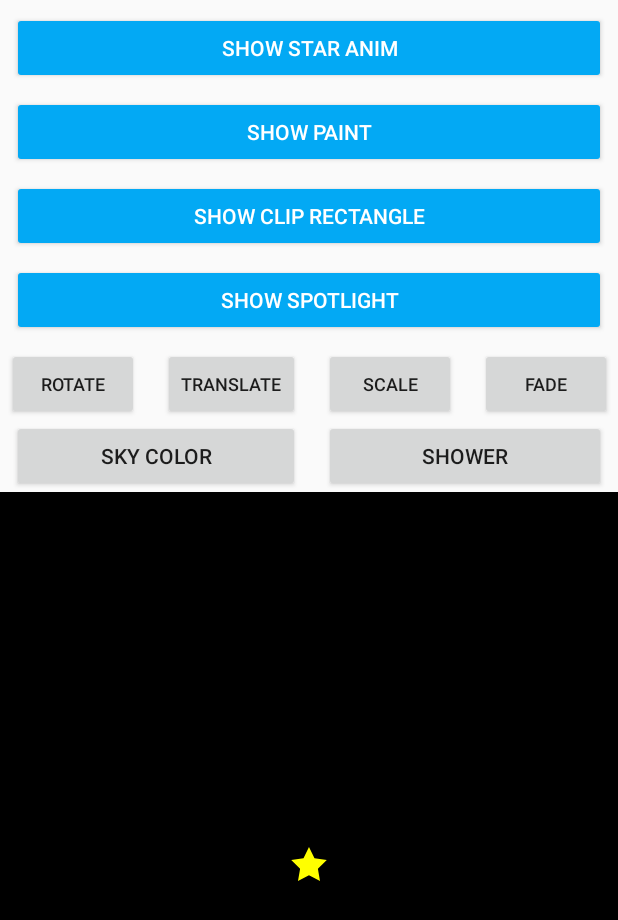
After one commit to zac4j/view-component, an Android app: the fragment StarAnimFragment placed in its activity, on a phone screen of 412 x 824 dp. The commit adds this screen. Shown: the top 920 px of the screen. Run offline under Robolectric (Android 15) with nearby library versions, the phone set to English and light mode, and no system bars; our stand-ins replace data binding.

Commit message:
[feature] add star property animation

```diff
--- a/app/src/main/java/com/zac4j/sample/MainActivity.kt
+++ b/app/src/main/java/com/zac4j/sample/MainActivity.kt
@@ -23,11 +23,9 @@ class MainActivity : AppCompatActivity(), OnClickListener {
   override fun onClick(view: View) {
     var fragment: Fragment? = supportFragmentManager.findFragmentById(id.main_container)
     when (view.id) {
-      //id.main_btn_show_badge -> {
-//        val badgeView = BadgeView(this@MainActivity, mContentTextView)
-//        badgeView.increment(10)
-//        badgeView.show()
-      //}
+      id.main_btn_show_star_anim -> {
+        fragment = StarAnimFragment()
+      }
       id.main_btn_show_paint -> {
         if (fragment is CustomViewFragment && fragment.getViewType() == CustomViewFragment.VIEW_TYPE_MINI_PAINT) {
           return
--- /dev/null
+++ b/app/src/main/java/com/zac4j/sample/StarAnimFragment.kt
@@ -0,0 +1,39 @@
+package com.zac4j.sample
+
+import android.os.Bundle
+import android.view.LayoutInflater
+import android.view.View
+import android.view.ViewGroup
+import androidx.fragment.app.Fragment
+import com.zac4j.sample.databinding.FragmentStarAnimBinding
+import com.zac4j.sample.viewmodel.StarAnimViewModel
+
+/**
+ * Star property animation
+ *
+ * @author: zac
+ * @date: 2020/9/20
+ */
+class StarAnimFragment : Fragment() {
+
+  private lateinit var mViewBinding: FragmentStarAnimBinding
+
+  override fun onCreateView(
+    inflater: LayoutInflater,
+    container: ViewGroup?,
+    savedInstanceState: Bundle?
+  ): View? {
+
+    mViewBinding = FragmentStarAnimBinding.inflate(inflater, container, false)
+    mViewBinding.viewModel = StarAnimViewModel()
+    return mViewBinding.root
+  }
+
+  override fun onViewCreated(
+    view: View,
+    savedInstanceState: Bundle?
+  ) {
+    super.onViewCreated(view, savedInstanceState)
+  }
+
+}
--- /dev/null
+++ b/app/src/main/java/com/zac4j/sample/viewmodel/StarAnimViewModel.kt
@@ -0,0 +1,75 @@
+package com.zac4j.sample.viewmodel
+
+import android.animation.Animator
+import android.animation.AnimatorListenerAdapter
+import android.animation.ObjectAnimator
+import android.animation.PropertyValuesHolder
+import android.view.View
+import android.widget.Button
+import android.widget.ImageView
+import androidx.lifecycle.ViewModel
+
+/**
+ * ViewModel for star animation ui.
+ *
+ * @author: zac
+ * @date: 2020/9/20
+ */
+class StarAnimViewModel : ViewModel() {
+
+  fun rotate(
+    button: Button,
+    imageView: ImageView
+  ) {
+    ObjectAnimator.ofFloat(imageView, View.ROTATION, -360F, 0F)
+        .apply {
+          duration = 1000L
+          disableViewDuringAnimation(button)
+        }
+        .start()
+  }
+
+  fun translate(
+    button: Button,
+    imageView: ImageView
+  ) {
+    ObjectAnimator.ofFloat(imageView, View.TRANSLATION_X, 200F)
+        .apply {
+          repeatCount = 1
+          repeatMode = ObjectAnimator.REVERSE
+          disableViewDuringAnimation(button)
+        }
+        .start()
+  }
+
+  fun scale(
+    button: Button,
+    imageView: ImageView
+  ) {
+    val scaleX = PropertyValuesHolder.ofFloat(View.SCALE_X, 4F)
+    val scaleY = PropertyValuesHolder.ofFloat(View.SCALE_Y, 4F)
+
+    ObjectAnimator.ofPropertyValuesHolder(imageView, scaleX, scaleY)
+        .apply {
+          repeatCount = 1
+          repeatMode = ObjectAnimator.REVERSE
+          disableViewDuringAnimation(button)
+        }
+        .start()
+  }
+
+  private fun ObjectAnimator.disableViewDuringAnimation(
+    view: View
+  ) {
+    addListener(object : AnimatorListenerAdapter() {
+      override fun onAnimationStart(animation: Animator?) {
+        view.isEnabled = false
+      }
+
+      override fun onAnimationEnd(animation: Animator?) {
+        view.isEnabled = true
+      }
+    })
+  }
+
+}
--- /dev/null
+++ b/app/src/main/res/drawable/ic_star.xml
@@ -0,0 +1,20 @@
+<!--
+  ~ Copyright (C) 2019 The Android Open Source Project
+  ~
+  ~ Licensed under the Apache License, Version 2.0 (the "License");
+  ~ you may not use this file except in compliance with the License.
+  ~ You may obtain a copy of the License at
+  ~
+  ~      http://www.apache.org/licenses/LICENSE-2.0
+  ~
+  ~ Unless required by applicable law or agreed to in writing, software
+  ~ distributed under the License is distributed on an "AS IS" BASIS,
+  ~ WITHOUT WARRANTIES OR CONDITIONS OF ANY KIND, either express or implied.
+  ~ See the License for the specific language governing permissions and
+  ~ limitations under the License.
+  -->
+<vector xmlns:android="http://schemas.android.com/apk/res/android"
+  android:height="24dp" android:width="24dp"
+  android:viewportHeight="806.7" android:viewportWidth="807.1"  >
+  <path android:fillColor="#FFFF00" android:pathData="M403.2,23.7l123.6,250l275.7,39.8l-199.6,194.3l47.4,275.2l-247.1,-130l-246.4,130l47.4,-275.2l-199.6,-194.3l275.7,-39.8z"/>
+</vector>
--- a/app/src/main/res/layout/activity_main.xml
+++ b/app/src/main/res/layout/activity_main.xml
@@ -13,7 +13,7 @@
     tools:context="com.zac4j.sample.MainActivity">
 
     <Button
-      android:id="@id/main_btn_show_badge"
+      android:id="@id/main_btn_show_star_anim"
       style="@style/Widget.AppCompat.Button.Colored"
       android:layout_width="0dp"
       android:layout_height="48dp"
@@ -21,7 +21,7 @@
       android:layout_marginTop="8dp"
       android:layout_marginEnd="8dp"
       android:onClick="onClick"
-      android:text="@string/show_badge"
+      android:text="@string/show_star_anim"
       app:layout_constraintEnd_toEndOf="parent"
       app:layout_constraintStart_toStartOf="parent"
       app:layout_constraintTop_toTopOf="parent" />
@@ -38,7 +38,7 @@
       android:text="@string/show_paint"
       app:layout_constraintEnd_toEndOf="parent"
       app:layout_constraintStart_toStartOf="parent"
-      app:layout_constraintTop_toBottomOf="@id/main_btn_show_badge" />
+      app:layout_constraintTop_toBottomOf="@id/main_btn_show_star_anim" />
 
     <Button
       android:id="@id/main_btn_show_rect"
--- /dev/null
+++ b/app/src/main/res/layout/fragment_star_anim.xml
@@ -0,0 +1,126 @@
+<?xml version="1.0" encoding="utf-8"?><!--
+  ~ Copyright (C) 2019 The Android Open Source Project
+  ~ Licensed under the Apache License, Version 2.0 (the "License");
+  ~ you may not use this file except in compliance with the License.
+  ~ You may obtain a copy of the License at
+  ~      http://www.apache.org/licenses/LICENSE-2.0
+  ~ Unless required by applicable law or agreed to in writing, software
+  ~ distributed under the License is distributed on an "AS IS" BASIS,
+  ~ WITHOUT WARRANTIES OR CONDITIONS OF ANY KIND, either express or implied.
+  ~ See the License for the specific language governing permissions and
+  ~ limitations under the License.
+  -->
+
+<layout xmlns:android="http://schemas.android.com/apk/res/android"
+  xmlns:app="http://schemas.android.com/apk/res-auto"
+  xmlns:tools="http://schemas.android.com/tools">
+
+  <data>
+
+    <variable
+      name="viewModel"
+      type="com.zac4j.sample.viewmodel.StarAnimViewModel" />
+  </data>
+
+  <androidx.constraintlayout.widget.ConstraintLayout
+    android:layout_width="match_parent"
+    android:layout_height="match_parent"
+    tools:context=".MainActivity">
+
+    <Button
+      android:id="@+id/rotateButton"
+      android:layout_width="wrap_content"
+      android:layout_height="wrap_content"
+      android:layout_margin="@dimen/standard_margin"
+      android:onClick="@{() -> viewModel.rotate(rotateButton, star)}"
+      android:text="@string/rotate"
+      android:textSize="12sp"
+      app:layout_constraintEnd_toStartOf="@+id/translateButton"
+      app:layout_constraintStart_toStartOf="parent"
+      app:layout_constraintTop_toTopOf="parent" />
+
+    <Button
+      android:id="@+id/translateButton"
+      android:layout_width="wrap_content"
+      android:layout_height="wrap_content"
+      android:layout_margin="@dimen/standard_margin"
+      android:layout_marginStart="14dp"
+      android:layout_marginTop="16dp"
+      android:onClick="@{() -> viewModel.translate(translateButton, star)}"
+      android:text="@string/translate"
+      android:textSize="12sp"
+      app:layout_constraintEnd_toStartOf="@+id/scaleButton"
+      app:layout_constraintStart_toEndOf="@+id/rotateButton"
+      app:layout_constraintTop_toTopOf="parent" />
+
+    <Button
+      android:id="@+id/scaleButton"
+      android:layout_width="wrap_content"
+      android:layout_height="wrap_content"
+      android:layout_margin="@dimen/standard_margin"
+      android:layout_marginStart="15dp"
+      android:layout_marginTop="@dimen/standard_margin"
+      android:onClick="@{() -> viewModel.scale(scaleButton, star)}"
+      android:text="@string/scale"
+      android:textSize="12sp"
+      app:layout_constraintEnd_toStartOf="@+id/fadeButton"
+      app:layout_constraintStart_toEndOf="@+id/translateButton"
+      app:layout_constraintTop_toTopOf="parent" />
+
+    <Button
+      android:id="@+id/fadeButton"
+      android:layout_width="wrap_content"
+      android:layout_height="wrap_content"
+      android:layout_margin="@dimen/standard_margin"
+      android:layout_marginStart="15dp"
+      android:layout_marginTop="@dimen/standard_margin"
+      android:text="@string/fade"
+      android:textSize="12sp"
+      app:layout_constraintEnd_toEndOf="parent"
+      app:layout_constraintStart_toEndOf="@+id/scaleButton"
+      app:layout_constraintTop_toTopOf="parent" />
+
+    <Button
+      android:id="@+id/showerButton"
+      android:layout_width="0dp"
+      android:layout_height="wrap_content"
+      android:layout_marginEnd="@dimen/standard_margin"
+      android:layout_marginBottom="@dimen/standard_margin"
+      android:text="@string/shower"
+      app:layout_constraintEnd_toEndOf="parent"
+      app:layout_constraintStart_toStartOf="@+id/scaleButton"
+      app:layout_constraintTop_toBottomOf="@+id/rotateButton" />
+
+    <Button
+      android:id="@+id/colorizeButton"
+      android:layout_width="0dp"
+      android:layout_height="wrap_content"
+      android:layout_marginStart="@dimen/standard_margin"
+      android:layout_marginBottom="@dimen/standard_margin"
+      android:text="@string/sky_color"
+      app:layout_constraintEnd_toEndOf="@+id/translateButton"
+      app:layout_constraintStart_toStartOf="parent"
+      app:layout_constraintTop_toBottomOf="@+id/rotateButton" />
+
+    <FrameLayout
+      android:layout_width="match_parent"
+      android:layout_height="0dp"
+      android:background="@android:color/black"
+      app:layout_constraintBottom_toBottomOf="parent"
+      app:layout_constraintEnd_toEndOf="parent"
+      app:layout_constraintStart_toStartOf="parent"
+      app:layout_constraintTop_toBottomOf="@+id/showerButton"
+      app:layout_constraintVertical_bias="0.0">
+
+      <ImageView
+        android:id="@+id/star"
+        android:layout_width="wrap_content"
+        android:layout_height="wrap_content"
+        android:layout_gravity="center"
+        app:srcCompat="@drawable/ic_star"
+        tools:ignore="ContentDescription" />
+
+    </FrameLayout>
+
+  </androidx.constraintlayout.widget.ConstraintLayout>
+</layout>
--- /dev/null
+++ b/app/src/main/res/values/dimens.xml
@@ -0,0 +1,4 @@
+<?xml version="1.0" encoding="utf-8"?>
+<resources>
+  <dimen name="standard_margin">8dp</dimen>
+</resources>
--- a/app/src/main/res/values/ids.xml
+++ b/app/src/main/res/values/ids.xml
@@ -1,6 +1,7 @@
 <?xml version="1.0" encoding="utf-8"?>
 <resources>
   <item name="main_tv_text" type="id"/>
+  <item name="main_btn_show_star_anim" type="id"/>
   <item name="main_btn_show_badge" type="id"/>
   <item name="main_btn_show_paint" type="id"/>
   <item name="main_btn_show_rect" type="id"/>
--- a/app/src/main/res/values/strings.xml
+++ b/app/src/main/res/values/strings.xml
@@ -1,7 +1,15 @@
 <resources>
   <string name="app_name">ViewComponent</string>
+  <string name="show_star_anim">show star anim</string>
   <string name="show_badge">show badge</string>
   <string name="show_paint">show paint</string>
   <string name="show_rect">show clip rectangle</string>
   <string name="show_spotlight">show spotlight</string>
+
+  <string name="rotate">Rotate</string>
+  <string name="translate">Translate</string>
+  <string name="scale">Scale</string>
+  <string name="fade">Fade</string>
+  <string name="shower">Shower</string>
+  <string name="sky_color">Sky Color</string>
 </resources>
```
Also changed, not shown: app/src/main/java/com/zac4j/sample/CustomViewFragment.kt (renamed from app/src/main/java/com/zac4j/sample/MiniPaintFragment.kt).
